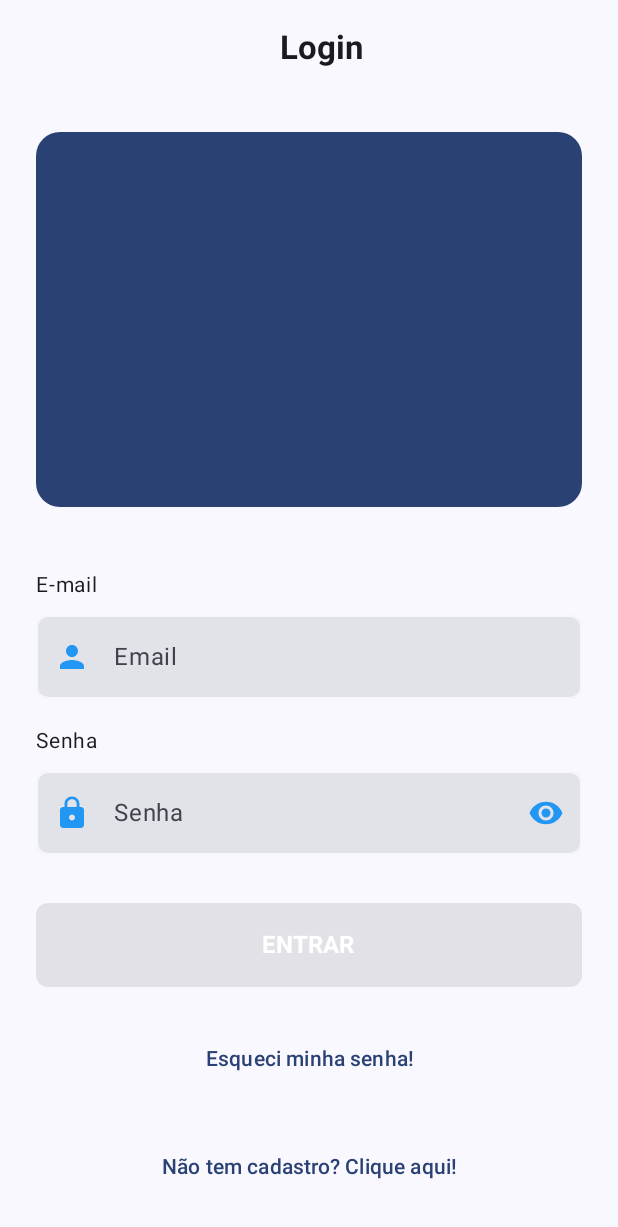
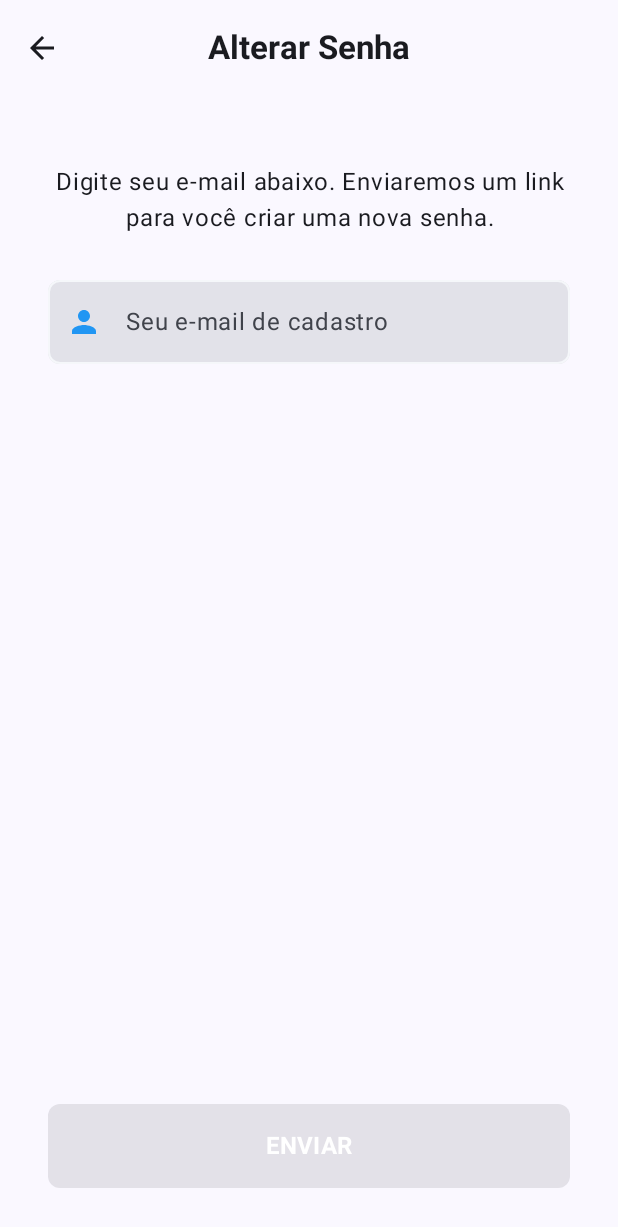
Before and after one commit to guing2003/SmartCash, an Android app built with Jetpack Compose: the screen it shows after launch (MainActivity), after a tap on "Esqueci minha senha!", on a phone screen of 412 x 824 dp. Shown: the top 1227 px of the screen. Run offline under Robolectric (Android 15) with nearby library versions, the phone set to English and light mode, and no system bars.

Commit message:
Adicionado tela de recuperação e alteração de senha + Ajustes no fluxo

```diff
--- a/app/src/main/java/com/guilherme_delecrode/smartcash/navigation/AppDestinations.kt
+++ b/app/src/main/java/com/guilherme_delecrode/smartcash/navigation/AppDestinations.kt
@@ -23,4 +23,5 @@ sealed class AppDestinations(val route: String){
 
     //Profile Flow
     object Profile : AppDestinations("profile")
+    object ForgotPassword : AppDestinations("forgot_password")
 }
--- a/app/src/main/java/com/guilherme_delecrode/smartcash/navigation/AppNavHost.kt
+++ b/app/src/main/java/com/guilherme_delecrode/smartcash/navigation/AppNavHost.kt
@@ -12,6 +12,7 @@ import com.guilherme_delecrode.smartcash.ui.screen.info.PrivacyPolicyScreen
 import com.guilherme_delecrode.smartcash.ui.screen.info.TermsOfUseScreen
 import com.guilherme_delecrode.smartcash.ui.screen.login.LoginScreen
 import com.guilherme_delecrode.smartcash.ui.screen.menu.MenuScreen
+import com.guilherme_delecrode.smartcash.ui.screen.password.ForgotPasswordScreen
 import com.guilherme_delecrode.smartcash.ui.screen.profile.ProfileScreen
 import com.guilherme_delecrode.smartcash.ui.screen.register.RegisterInfoScreen
 import com.guilherme_delecrode.smartcash.ui.screen.register.RegisterPasswordScreen
@@ -67,5 +68,9 @@ fun AppNavHost(){
         composable(AppDestinations.Profile.route){
             ProfileScreen(navController)
         }
+        composable(AppDestinations.ForgotPassword.route){
+            ForgotPasswordScreen(navController)
+        }
+
     }
 }
--- a/app/src/main/java/com/guilherme_delecrode/smartcash/ui/screen/login/LoginScreen.kt
+++ b/app/src/main/java/com/guilherme_delecrode/smartcash/ui/screen/login/LoginScreen.kt
@@ -143,7 +143,7 @@ fun LoginScreen(navController: NavController) {
 
             Spacer(modifier = Modifier.height(24.dp))
 
-            TextButton(onClick = {}) {
+            TextButton(onClick = {navController.navigate(AppDestinations.ForgotPassword.route)}) {
                 Text(
                     text = "Esqueci minha senha!",
                     color = MaterialTheme.colorScheme.primary,
--- a/app/src/main/java/com/guilherme_delecrode/smartcash/ui/screen/menu/MenuScreen.kt
+++ b/app/src/main/java/com/guilherme_delecrode/smartcash/ui/screen/menu/MenuScreen.kt
@@ -83,7 +83,10 @@ fun MenuScreen(navController: NavController) {
                 Row(
                     modifier = Modifier
                         .fillMaxWidth()
-                        .padding(4.dp),
+                        .padding(4.dp)
+                        .clickable(onClick = {
+                            navController.navigate(AppDestinations.ForgotPassword.route)
+                        }),
                     verticalAlignment = Alignment.CenterVertically
                 ) {
                     Icon(
--- /dev/null
+++ b/app/src/main/java/com/guilherme_delecrode/smartcash/ui/screen/password/ForgotPasswordScreen.kt
@@ -0,0 +1,90 @@
+package com.guilherme_delecrode.smartcash.ui.screen.password
+
+import androidx.compose.foundation.layout.Arrangement
+import androidx.compose.foundation.layout.Column
+import androidx.compose.foundation.layout.Spacer
+import androidx.compose.foundation.layout.fillMaxSize
+import androidx.compose.foundation.layout.fillMaxWidth
+import androidx.compose.foundation.layout.height
+import androidx.compose.foundation.layout.padding
+import androidx.compose.material.icons.Icons
+import androidx.compose.material.icons.filled.ArrowBack
+import androidx.compose.material3.CenterAlignedTopAppBar
+import androidx.compose.material3.ExperimentalMaterial3Api
+import androidx.compose.material3.Icon
+import androidx.compose.material3.IconButton
+import androidx.compose.material3.MaterialTheme
+import androidx.compose.material3.Scaffold
+import androidx.compose.material3.Text
+import androidx.compose.runtime.Composable
+import androidx.compose.runtime.getValue
+import androidx.compose.runtime.mutableStateOf
+import androidx.compose.runtime.remember
+import androidx.compose.runtime.setValue
+import androidx.compose.ui.Alignment
+import androidx.compose.ui.Modifier
+import androidx.compose.ui.text.font.FontWeight
+import androidx.compose.ui.text.style.TextAlign
+import androidx.compose.ui.tooling.preview.Preview
+import androidx.compose.ui.unit.dp
+import androidx.navigation.NavController
+import androidx.navigation.compose.rememberNavController
+import com.guilherme_delecrode.smartcash.ui.components.EmailTextField
+import com.guilherme_delecrode.smartcash.ui.components.PrimaryButton
+
+@OptIn(ExperimentalMaterial3Api::class)
+@Composable
+fun ForgotPasswordScreen(navController: NavController) {
+    var email by remember { mutableStateOf("") }
+
+    Scaffold(
+        topBar = {
+            CenterAlignedTopAppBar(
+                title = { Text("Alterar Senha", fontWeight = FontWeight.Bold) },
+                navigationIcon = {
+                    IconButton(onClick = { navController.popBackStack() }) {
+                        Icon(Icons.Default.ArrowBack, contentDescription = "Voltar")
+                    }
+                }
+            )
+        }
+    ) { paddingValues ->
+        Column(
+            modifier = Modifier
+                .padding(paddingValues)
+                .fillMaxSize()
+                .padding(32.dp),
+            horizontalAlignment = Alignment.CenterHorizontally,
+            verticalArrangement = Arrangement.Top
+        ) {
+            Spacer(modifier = Modifier.height(16.dp))
+            Text(
+                text = "Digite seu e-mail abaixo. Enviaremos um link para você criar uma nova senha.",
+                style = MaterialTheme.typography.bodyLarge,
+                textAlign = TextAlign.Center
+            )
+            Spacer(modifier = Modifier.height(32.dp))
+
+            EmailTextField(
+                value = email,
+                onValueChange = { email = it },
+                label = "Seu e-mail de cadastro"
+            )
+
+            Spacer(modifier = Modifier.weight(1f))
+
+            PrimaryButton(
+                text = "ENVIAR",
+                onClick = { /* */ },
+                modifier = Modifier.fillMaxWidth(),
+                enabled = email.isNotBlank()
+            )
+        }
+    }
+}
+
+@Preview(showBackground = true)
+@Composable
+fun ForgotPasswordScreenPreview() {
+    ForgotPasswordScreen(navController = rememberNavController())
+}
```
